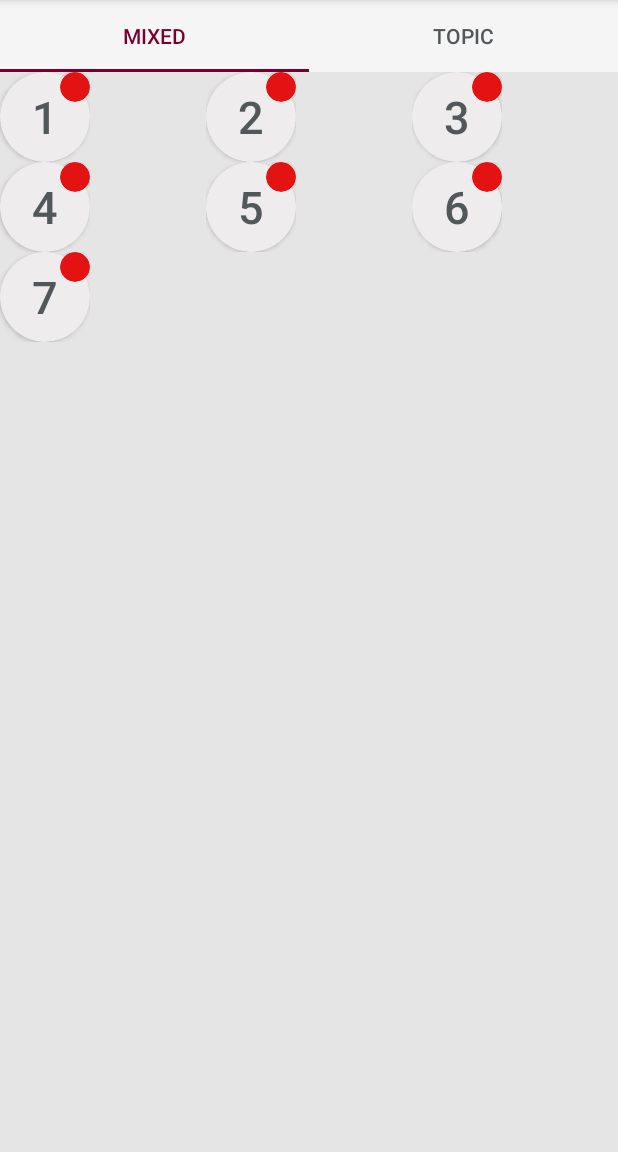
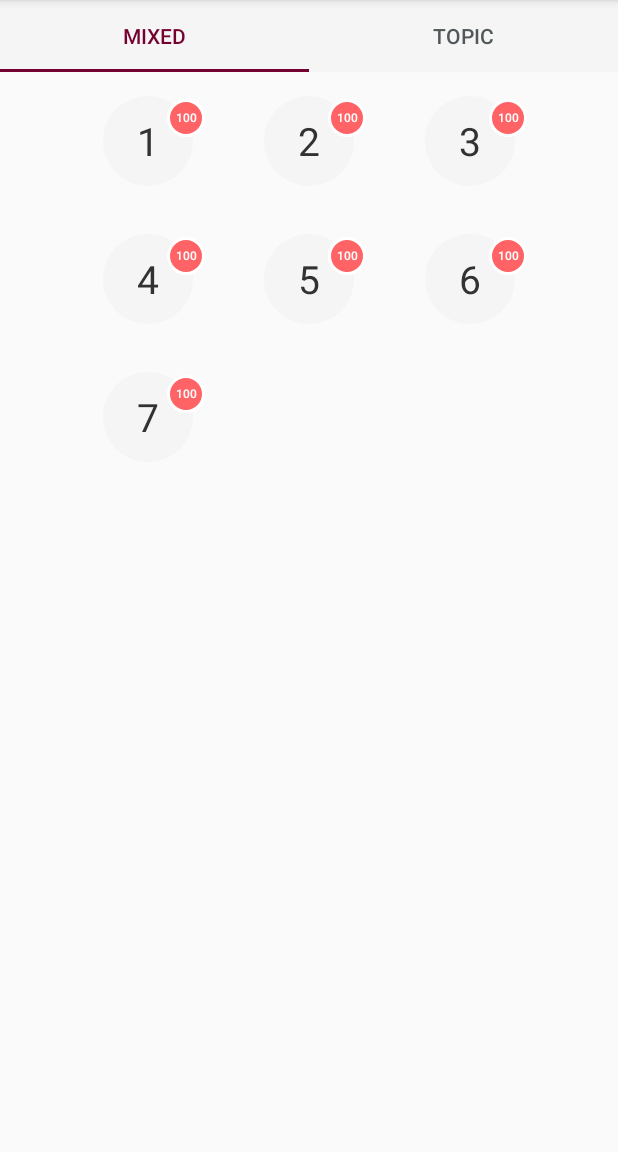
Before and after one commit to diman240798/Board, an Android app: the screen it shows after launch (TestMenuActivity), on a phone screen of 412 x 824 dp, the part 84-1236 px from its top. Run offline under Robolectric (Android 15) with nearby library versions, the phone set to English and light mode, and no system bars.

Commit message:
Fixing mixed UI

```diff
--- a/app/src/main/java/cpp/quiz/sfedu/cppquiz/testMenu/mixed/MixedFragment.kt
+++ b/app/src/main/java/cpp/quiz/sfedu/cppquiz/testMenu/mixed/MixedFragment.kt
@@ -24,8 +24,7 @@ class MixedFragment : Fragment() {
 
     override fun onViewCreated(view: View, savedInstanceState: Bundle?) {
         super.onViewCreated(view, savedInstanceState)
-        mixed_recycler_view.layoutManager = GridLayoutManager(context, 3)
-        mixed_recycler_view.adapter =
+        mixed_recycler_view.adapter=
                 MixedTestsAdapter(MixedTestsUtil.getTests())
     }
 
--- /dev/null
+++ b/app/src/main/res/drawable/rounded.xml
@@ -0,0 +1,7 @@
+<?xml version="1.0" encoding="utf-8"?>
+<shape xmlns:android="http://schemas.android.com/apk/res/android"
+       android:shape="rectangle">
+    <solid android:color="@color/colorGrey"
+            android:width="1dp"/>
+    <corners android:radius="30dp" />
+</shape>
--- /dev/null
+++ b/app/src/main/res/drawable/rounded_red.xml
@@ -0,0 +1,7 @@
+<?xml version="1.0" encoding="utf-8"?>
+<shape xmlns:android="http://schemas.android.com/apk/res/android"
+       android:shape="rectangle">
+    <solid android:color="@color/colorPurple"/>
+    <stroke android:color="@color/colorWhite" android:width="2dp"/>
+    <corners android:radius="30dp" />
+</shape>
--- a/app/src/main/res/layout/mixed_fragment.xml
+++ b/app/src/main/res/layout/mixed_fragment.xml
@@ -1,11 +1,19 @@
 <?xml version="1.0" encoding="utf-8"?>
-<RelativeLayout xmlns:android="http://schemas.android.com/apk/res/android"
-                android:layout_width="match_parent"
-                android:layout_height="match_parent"
-                android:background="#e5e5e5">
+<android.support.constraint.ConstraintLayout
+        xmlns:android="http://schemas.android.com/apk/res/android"
+        xmlns:app="http://schemas.android.com/apk/res-auto"
+        android:layout_width="match_parent"
+        android:layout_height="match_parent" >
 
     <android.support.v7.widget.RecyclerView
             android:id="@+id/mixed_recycler_view"
-            android:layout_width="match_parent"
-            android:layout_height="match_parent"/>
-</RelativeLayout>
+            android:layout_width="wrap_content"
+            android:layout_height="match_parent"
+            app:layoutManager="android.support.v7.widget.GridLayoutManager"
+            app:layout_constraintBottom_toBottomOf="parent"
+            app:layout_constraintEnd_toEndOf="parent"
+            app:layout_constraintStart_toStartOf="parent"
+            app:layout_constraintTop_toTopOf="parent"
+            app:spanCount="3" />
+
+</android.support.constraint.ConstraintLayout>
--- a/app/src/main/res/layout/mixed_item.xml
+++ b/app/src/main/res/layout/mixed_item.xml
@@ -1,45 +1,58 @@
 <?xml version="1.0" encoding="utf-8"?>
 <android.support.design.widget.CoordinatorLayout
         xmlns:android="http://schemas.android.com/apk/res/android"
-        xmlns:app="http://schemas.android.com/apk/res-auto"
         xmlns:tools="http://schemas.android.com/tools"
+        android:layout_gravity="center_horizontal"
+        android:layout_margin="16dp"
+        android:elevation="0dp"
         android:layout_height="60dp"
-        android:layout_width="60dp">
+        android:layout_width="75dp">
 
-    <android.support.v7.widget.CardView
+    <!--<android.support.v7.widget.CardView
             android:layout_width="60dp"
             android:layout_height="60dp"
             android:clickable="true"
             android:focusable="true"
             app:cardBackgroundColor="@color/colorGreyButton"
             android:foreground="@drawable/ripple_grey"
-            app:cardCornerRadius="30dp">
-        <TextView
-                android:id="@+id/mixed_item_text"
-                android:layout_gravity="center"
-                android:textColor="@color/colorGreyText"
-                android:textSize="30sp"
-                tools:text="1"
-                android:layout_width="wrap_content"
-                android:layout_height="wrap_content"
-                android:textAppearance="@style/TextAppearance.AppCompat.Body2"/>
+            app:cardCornerRadius="30dp">-->
+    <TextView
+            android:padding="4dp"
+            android:id="@+id/mixed_item_text"
+            android:layout_gravity="center"
+            android:textColor="#323232"
+            android:typeface="sans"
+            android:textSize="26sp"
+            tools:text="4"
+            android:background="@drawable/rounded"
+            android:gravity="center"
+            android:layout_width="60dp"
+            android:layout_height="60dp"/>
 
-    </android.support.v7.widget.CardView>
 
-    <android.support.v7.widget.CardView
-            android:layout_width="20dp"
-            android:layout_height="20dp"
+    <!--<android.support.v7.widget.CardView-->
+    <!--android:translationZ="1dp"-->
+    <!--android:layout_width="20dp"-->
+    <!--android:layout_height="20dp"-->
+    <!--android:layout_gravity="top|end"-->
+    <!--app:cardBackgroundColor="@color/colorRed"-->
+    <!--app:cardCornerRadius="30dp">
+
+
+    -->
+    <TextView
+            android:padding="4dp"
+            android:layout_marginTop="2dp"
+            android:background="@drawable/rounded_red"
             android:layout_gravity="top|end"
-            app:cardBackgroundColor="@color/colorRed"
-            app:cardCornerRadius="30dp">
-        <TextView
-                android:id="@+id/mixed_item_result_text"
-                android:layout_gravity="center"
-                tools:text="25"
-                android:layout_width="wrap_content"
-                android:layout_height="wrap_content"
-                android:textAppearance="@style/TextAppearance.AppCompat.Body2"/>
+            android:gravity="center"
+            android:id="@+id/mixed_item_result_text"
+            android:textColor="@color/colorWhite"
+            android:text="100"
+            android:textSize="8sp"
+            android:layout_width="25dp"
+            android:layout_height="25dp"
+            android:textAppearance="@style/TextAppearance.AppCompat.Body2"/>
 
-    </android.support.v7.widget.CardView>
 
 </android.support.design.widget.CoordinatorLayout>
--- a/app/src/main/res/values/colors.xml
+++ b/app/src/main/res/values/colors.xml
@@ -20,7 +20,7 @@
     <color name="colorActionBar">#750130</color>
     <color name="colorStatusBar">#610029</color>
     <color name="colorYellow">#FDC055</color>
-    <color name="colorPurple">#FF6266</color>
+    <color name="colorPurple">#FF6366</color>
     <color name="colorTabLayout">#2D2D2D</color>
     <color name="colorMixedText">#545454</color>
     <color name="colorMixedGradientStart">#F0975B</color>
```
